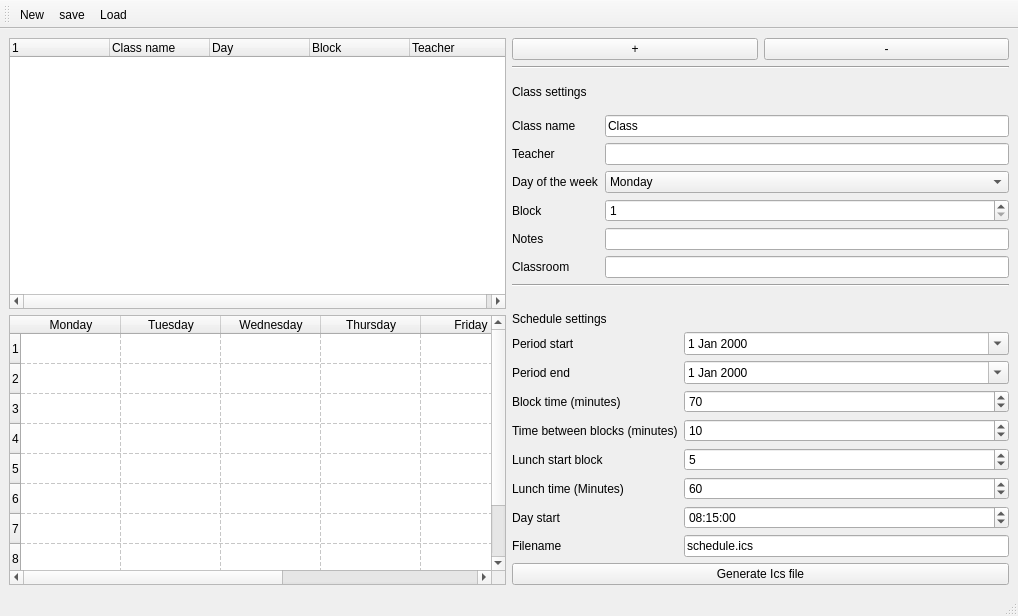
First picture: the form in src/form.ui, repository discojapi/ics-class-schedule, before the edit.
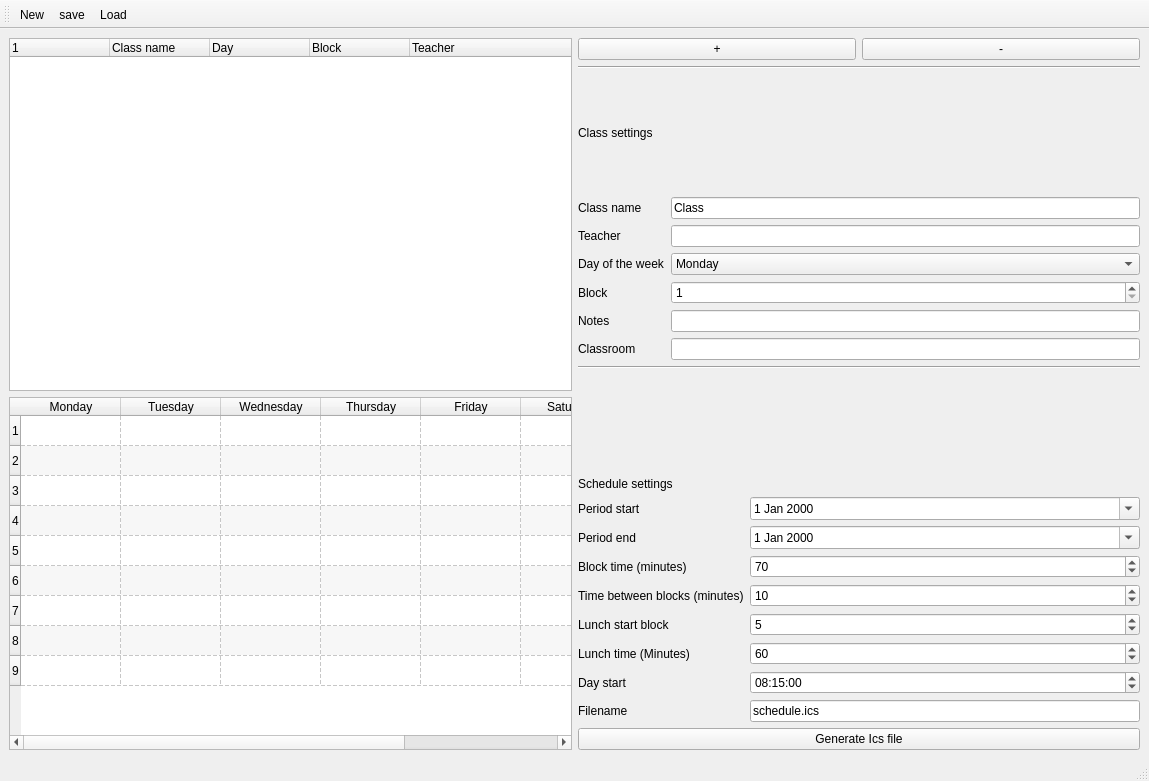
Second picture: the form after the edit. Icons and pictures are not drawn.

What changed in the file:
```diff
--- a/src/form.ui
+++ b/src/form.ui
@@ -6,8 +6,8 @@
    <rect>
     <x>0</x>
     <y>0</y>
-    <width>1018</width>
-    <height>616</height>
+    <width>1149</width>
+    <height>781</height>
    </rect>
   </property>
   <property name="windowTitle">
@@ -72,6 +72,12 @@
         <property name="editTriggers">
          <set>QAbstractItemView::EditTrigger::NoEditTriggers</set>
         </property>
+        <property name="dragDropMode">
+         <enum>QAbstractItemView::DragDropMode::NoDragDrop</enum>
+        </property>
+        <property name="alternatingRowColors">
+         <bool>true</bool>
+        </property>
         <property name="showGrid">
          <bool>true</bool>
         </property>
@@ -196,7 +202,7 @@
       <item alignment="Qt::AlignmentFlag::AlignVCenter">
        <widget class="QLabel" name="label_2">
         <property name="sizePolicy">
-         <sizepolicy hsizetype="Ignored" vsizetype="Minimum">
+         <sizepolicy hsizetype="Ignored" vsizetype="Expanding">
           <horstretch>0</horstretch>
           <verstretch>0</verstretch>
          </sizepolicy>
```
